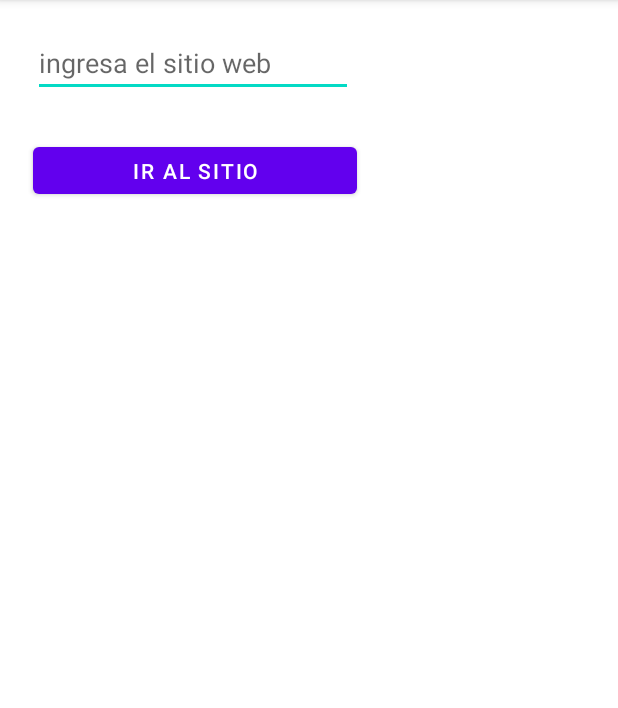
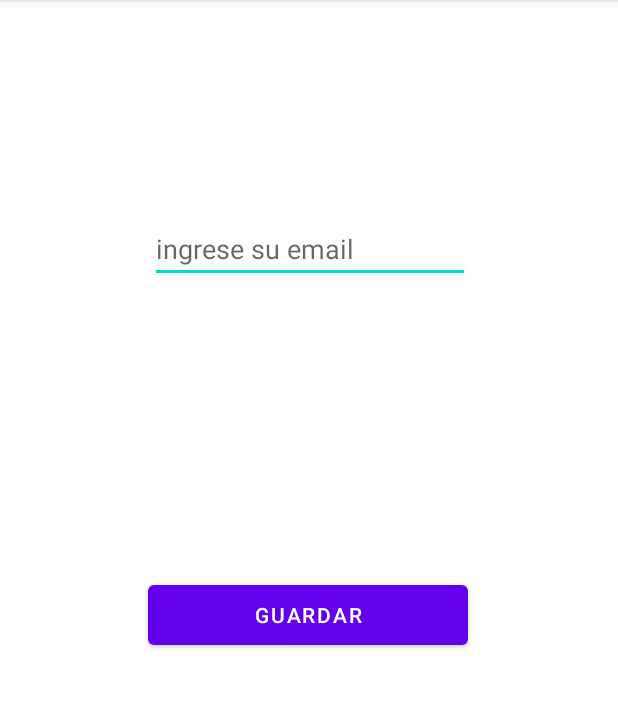
Before and after one commit to EdManDev/17SIST7010, an Android app: the screen it shows after launch (MainActivity), on a phone screen of 412 x 824 dp, the part 84-792 px from its top. Run offline under Robolectric (Android 15) with nearby library versions, the phone set to English and light mode, and no system bars.

Commit message:
Almacenamiento de datos - La clase SharedPreferences DONE

```diff
--- a/app/src/main/java/com/example/a17_sist_7_010/MainActivity.java
+++ b/app/src/main/java/com/example/a17_sist_7_010/MainActivity.java
@@ -1,14 +1,10 @@
 package com.example.a17_sist_7_010;
 
 import androidx.appcompat.app.AppCompatActivity;
-import androidx.core.app.ActivityCompat;
-import androidx.core.content.ContextCompat;
 
-import android.Manifest;
-import android.content.Intent;
-import android.content.pm.PackageManager;
+import android.content.Context;
+import android.content.SharedPreferences;
 import android.os.Bundle;
-import android.provider.MediaStore;
 import android.view.View;
 import android.widget.EditText;
 
@@ -21,13 +17,18 @@ public class MainActivity extends AppCompatActivity {
     super.onCreate(savedInstanceState);
     setContentView(R.layout.activity_main);
 
-    et1 = (EditText)findViewById(R.id.txt_web);
+    et1 = (EditText)findViewById(R.id.txt_mail);
+
+    SharedPreferences preferences = getSharedPreferences("datos", Context.MODE_PRIVATE);
+    et1.setText(preferences.getString("mail", ""));
   }
 
-  // Methodo boton ir
-  public void Navegar (View view) {
-    Intent i = new Intent(this, MainActivity2.class);
-    i.putExtra("sitioWeb", et1.getText().toString());
-    startActivity(i);
+  //  Methodo para el Button Guardar
+  public void Guardar(View view){
+    SharedPreferences preferences = getSharedPreferences("datos", Context.MODE_PRIVATE);
+    SharedPreferences.Editor Obj_editor = preferences.edit();
+    Obj_editor.putString("mail", et1.getText().toString());
+    Obj_editor.commit();
+    finish();
   }
 }
--- a/app/src/main/res/layout/activity_main.xml
+++ b/app/src/main/res/layout/activity_main.xml
@@ -6,30 +6,32 @@
   android:layout_height="match_parent"
   tools:context=".MainActivity">
 
+
   <EditText
-    android:id="@+id/txt_web"
+    android:id="@+id/txt_mail"
     android:layout_width="wrap_content"
     android:layout_height="wrap_content"
     android:ems="10"
-    android:hint="@string/txt_web"
+    android:hint="@string/txt_mail"
     android:inputType="textPersonName"
+    android:text="Name"
     app:layout_constraintBottom_toBottomOf="parent"
     app:layout_constraintEnd_toEndOf="parent"
-    app:layout_constraintHorizontal_bias="0.11"
+    app:layout_constraintHorizontal_bias="0.503"
     app:layout_constraintStart_toStartOf="parent"
     app:layout_constraintTop_toTopOf="parent"
-    app:layout_constraintVertical_bias="0.027" />
+    app:layout_constraintVertical_bias="0.198" />
 
   <Button
-    android:id="@+id/button"
-    android:layout_width="216dp"
-    android:layout_height="43dp"
-    android:onClick="Navegar"
-    android:text="@string/ButtonIR"
+    android:id="@+id/button2"
+    android:layout_width="213dp"
+    android:layout_height="52dp"
+    android:layout_marginBottom="332dp"
+    android:onClick="Guardar"
+    android:text="@string/Button"
+    android:textColorHint="#FFFFFF"
     app:layout_constraintBottom_toBottomOf="parent"
     app:layout_constraintEnd_toEndOf="parent"
-    app:layout_constraintHorizontal_bias="0.111"
-    app:layout_constraintStart_toStartOf="parent"
-    app:layout_constraintTop_toBottomOf="@+id/txt_web"
-    app:layout_constraintVertical_bias="0.041" />
+    app:layout_constraintHorizontal_bias="0.496"
+    app:layout_constraintStart_toStartOf="parent" />
 </androidx.constraintlayout.widget.ConstraintLayout>
--- a/app/src/main/res/values/strings.xml
+++ b/app/src/main/res/values/strings.xml
@@ -2,5 +2,7 @@
     <string name="app_name">17-SIST-7-010</string>
     <string name="txt_web">ingresa el sitio web</string>
     <string name="ButtonIR">Ir al Sitio</string>
+    <string name="txt_mail" >ingrese su email</string>
+    <string name="Button" >Guardar</string>
     <string name="ButtonCerrar">Cerrar</string>
 </resources>
```
Also changed, not shown: 1 other file.
